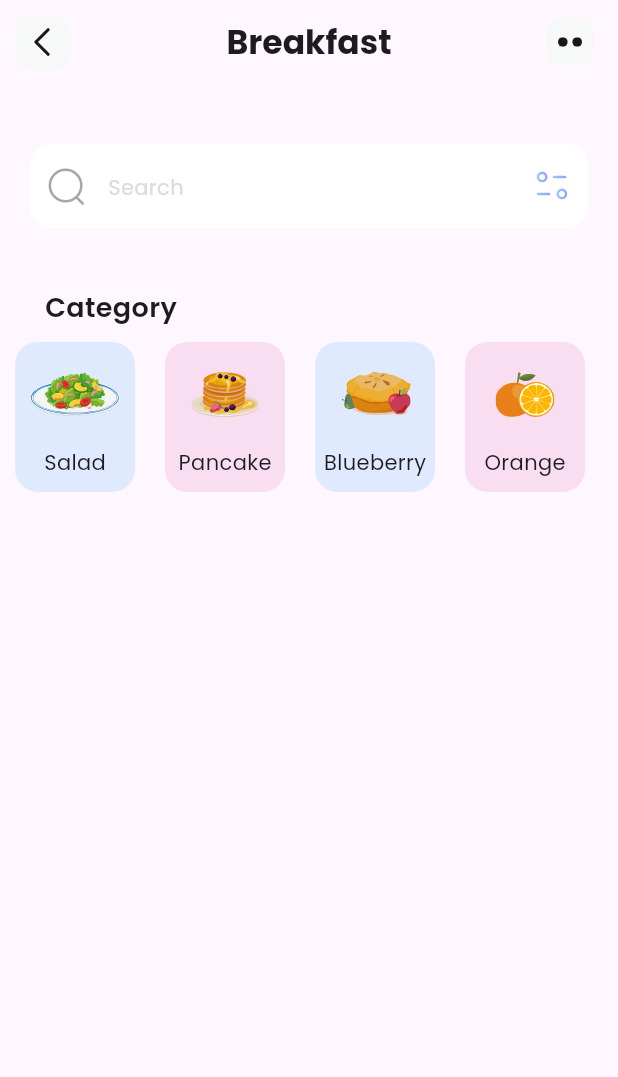
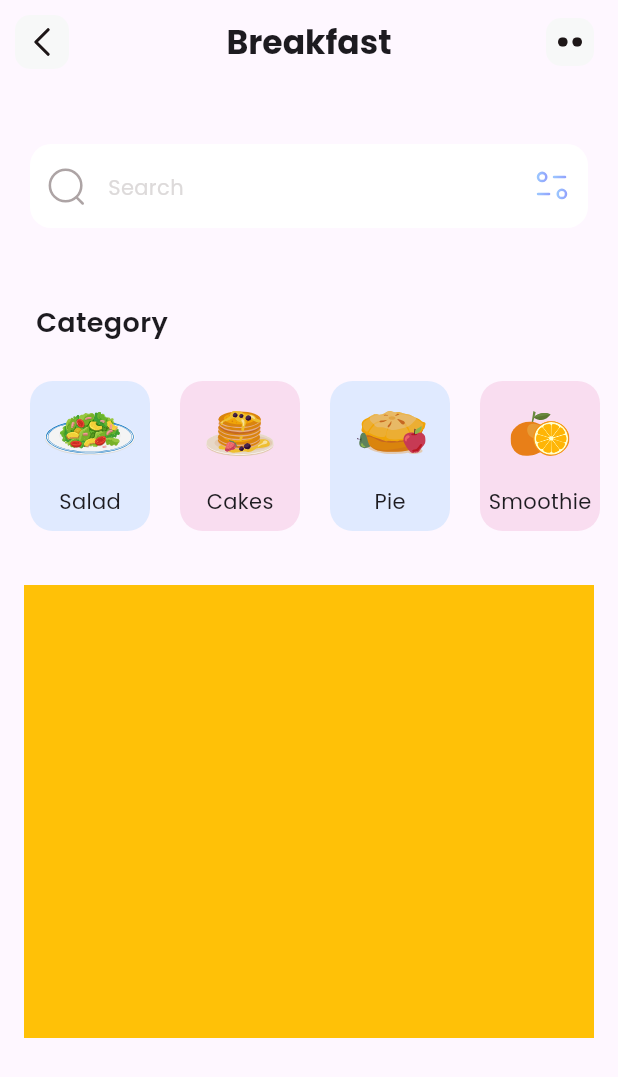
Before and after one commit to notYouralex/Meal_Plan_Page, a Flutter app: the screen it shows after launch, on a phone screen of 412 x 824 dp. Shown: the top 1077 px of the screen. Run offline on Flutter 3.47's test engine with Material 3 defaults, Android fonts, the phone set to English and light mode, and no system bars; our stand-ins replace flutter_svg.

Commit message:
finished the category card

```diff
--- a/lib/pages/meal_plan_page.dart
+++ b/lib/pages/meal_plan_page.dart
@@ -1,6 +1,7 @@
 import 'package:flutter/material.dart';
 import 'package:flutter_svg/flutter_svg.dart';
 import 'package:practice/widgets/category_section.dart';
+import 'package:practice/widgets/recommendation_section.dart';
 import 'package:practice/widgets/search_section.dart';
 
 class MealPlanPage extends StatelessWidget {
@@ -14,6 +15,7 @@ class MealPlanPage extends StatelessWidget {
         children: [
           SearchSection(),
           CategorySection(),
+          RecommendationSection(),
         ],
       ),
 
--- a/lib/widgets/category_card.dart
+++ b/lib/widgets/category_card.dart
@@ -1,30 +1,35 @@
 import 'package:flutter/material.dart';
-import 'package:flutter_svg/svg.dart';
+import 'package:flutter_svg/flutter_svg.dart';
 import 'package:practice/models/category_model.dart';
 
 class CategoryCard extends StatelessWidget {
-  const CategoryCard({super.key, required this.categoryModel});
+  const CategoryCard({
+    super.key, required this.categoryModel
+  });
 
   final CategoryModel categoryModel;
 
   @override
   Widget build(BuildContext context) {
     return Container(
+      height: 100,
       width: 80,
-      height: 100,
       margin: EdgeInsets.all(10),
       decoration: BoxDecoration(
         borderRadius: BorderRadius.circular(15),
-        color: categoryModel.bgColor.withAlpha(80),
+        color: categoryModel.bgColor.withAlpha(80)
       ),
       child: Column(
         mainAxisAlignment: MainAxisAlignment.spaceEvenly,
         children: [
           Container(
+            decoration: BoxDecoration(
+              borderRadius: BorderRadius.circular(50),
+            ),
             margin: EdgeInsets.all(10),
-            child: SvgPicture.asset(categoryModel.iconPath, height: 30),
+            child: SvgPicture.asset(categoryModel.iconPath, height: 30,),
           ),
-          Text(categoryModel.name),
+          Text(categoryModel.name)
         ],
       ),
     );
--- a/lib/widgets/category_section.dart
+++ b/lib/widgets/category_section.dart
@@ -4,49 +4,40 @@ import 'package:practice/widgets/category_card.dart';
 import 'package:practice/widgets/section_title.dart';
 
 class CategorySection extends StatelessWidget {
-   CategorySection({super.key});
+    CategorySection({super.key,});
 
   final List<CategoryModel> listCategory = [
-    CategoryModel(
-      name: 'Salad',
-      iconPath: 'assets/icons/salad.svg',
-      bgColor: Color(0xff9DCEFF),
-    ),
-    CategoryModel(
-      name: 'Pancake',
-      iconPath: 'assets/icons/cakes.svg',
-      bgColor: Color(0xffEEA4CE),
-    ),
-    CategoryModel(
-      name: 'Blueberry',
-      iconPath: 'assets/icons/pie.svg',
-      bgColor: Color(0xff9DCEFF),
-    ),
-    CategoryModel(
-      name: 'Orange',
-      iconPath: 'assets/icons/smoothie.svg',
-      bgColor: Color(0xffEEA4CE),
-    )
+    CategoryModel(name: 'Salad', iconPath: 'assets/icons/salad.svg', bgColor: Color(0xFF9DCEFF)),
+    CategoryModel(name: 'Cakes', iconPath: 'assets/icons/cakes.svg', bgColor: Color(0xFFEEA4CE)),
+    CategoryModel(name: 'Pie', iconPath: 'assets/icons/pie.svg', bgColor: Color(0xFF9DCEFF)),
+    CategoryModel(name: 'Smoothie', iconPath: 'assets/icons/smoothie.svg', bgColor: Color(0xFFEEA4CE)),
   ];
 
   @override
   Widget build(BuildContext context) {
-    return Column(
+    return Container(
+      margin: EdgeInsets.all(10),
+      child: Column(
         crossAxisAlignment: CrossAxisAlignment.start,
         children: [
-        SizedBox(height: 40),
-        SectionTitle(title: "Category"),
+          SizedBox(height: 40,),
+          Container(
+            margin: EdgeInsets.only(left: 14),
+            child: SectionTitle( title: "Category")
+            ),
           SizedBox(
             height: 120,
             child: ListView.builder(
               scrollDirection: Axis.horizontal,
-            itemCount: listCategory.length,
               itemBuilder: (context, index) {
                 return CategoryCard(categoryModel: listCategory[index]);
-              }
+              },
+              itemCount: listCategory.length,
+
             ),
+          )
+        ],
       ),
-      ],
     );
   }
 }
--- /dev/null
+++ b/lib/widgets/recommendation_section.dart
@@ -0,0 +1,21 @@
+import 'package:flutter/material.dart';
+
+class RecommendationSection extends StatelessWidget {
+  const RecommendationSection({super.key});
+
+  @override
+  Widget build(BuildContext context) {
+    return Container(
+      margin: EdgeInsets.all(16),
+      height: 302,
+      width: double.infinity,
+      color: Colors.amber,
+      child: Column(
+        crossAxisAlignment: CrossAxisAlignment.start,
+        children: [
+
+        ],
+      ),
+    );
+  }
+}
--- a/lib/widgets/section_title.dart
+++ b/lib/widgets/section_title.dart
@@ -9,7 +9,7 @@ class SectionTitle extends StatelessWidget {
   @override
   Widget build(BuildContext context) {
     return Container(
-      margin: EdgeInsets.only(left: 30),
+      margin: EdgeInsets.only(bottom: 16),
       child: Text(title, style: TextStyle(fontSize: 18, fontWeight: FontWeight.w600) ,),
     );
   }
```
Lines whose indentation alone changed are shown as unchanged.
